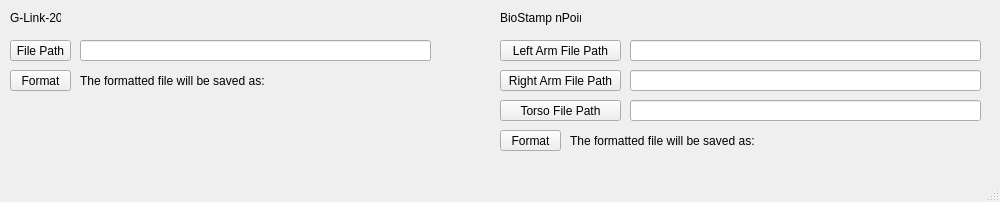
The window that mainwindow.ui (wilsjame/accel-sensor-format) describes before a commit, drawn with Qt 5.
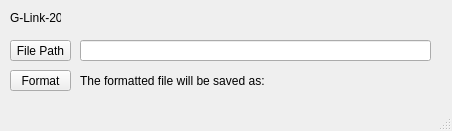
The same window after the commit.

Commit message: remove biostamp

What changed in the file:
```diff
--- a/mainwindow.ui
+++ b/mainwindow.ui
@@ -6,8 +6,8 @@
    <rect>
     <x>0</x>
     <y>0</y>
-    <width>1000</width>
-    <height>202</height>
+    <width>452</width>
+    <height>131</height>
    </rect>
   </property>
   <property name="windowTitle">
@@ -27,19 +27,6 @@
      <string>G-Link-200</string>
     </property>
    </widget>
-   <widget class="QLabel" name="label_npoint_title">
-    <property name="geometry">
-     <rect>
-      <x>500</x>
-      <y>10</y>
-      <width>81</width>
-      <height>16</height>
-     </rect>
-    </property>
-    <property name="text">
-     <string>BioStamp nPoint</string>
-    </property>
-   </widget>
    <widget class="QPushButton" name="pushButton_glink_file_path">
     <property name="geometry">
      <rect>
@@ -89,101 +76,6 @@
      <string>The formatted file will be saved as:</string>
     </property>
    </widget>
-   <widget class="QPushButton" name="pushButton_biostamp_right_arm_file_path">
-    <property name="geometry">
-     <rect>
-      <x>500</x>
-      <y>70</y>
-      <width>121</width>
-      <height>21</height>
-     </rect>
-    </property>
-    <property name="text">
-     <string>Right Arm File Path</string>
-    </property>
-   </widget>
-   <widget class="QPushButton" name="pushButton_biostamp_left_arm_file_path">
-    <property name="geometry">
-     <rect>
-      <x>500</x>
-      <y>40</y>
-      <width>121</width>
-      <height>21</height>
-     </rect>
-    </property>
-    <property name="text">
-     <string>Left Arm File Path</string>
-    </property>
-   </widget>
-   <widget class="QPushButton" name="pushButton_biostamp_torso_file_path">
-    <property name="geometry">
-     <rect>
-      <x>500</x>
-      <y>100</y>
-      <width>121</width>
-      <height>21</height>
-     </rect>
-    </property>
-    <property name="text">
-     <string>Torso File Path</string>
-    </property>
-   </widget>
-   <widget class="QLineEdit" name="lineEdit_biostamp_right_arm_file_path">
-    <property name="geometry">
-     <rect>
-      <x>630</x>
-      <y>70</y>
-      <width>351</width>
-      <height>21</height>
-     </rect>
-    </property>
-   </widget>
-   <widget class="QLineEdit" name="lineEdit_biostamp_left_arm_file_path">
-    <property name="geometry">
-     <rect>
-      <x>630</x>
-      <y>40</y>
-      <width>351</width>
-      <height>21</height>
-     </rect>
-    </property>
-   </widget>
-   <widget class="QLineEdit" name="lineEdit_biostamp_torso_file_path">
-    <property name="geometry">
-     <rect>
-      <x>630</x>
-      <y>100</y>
-      <width>351</width>
-      <height>21</height>
-     </rect>
-    </property>
-   </widget>
-   <widget class="QPushButton" name="pushButton_biostamp_format">
-    <property name="geometry">
-     <rect>
-      <x>500</x>
-      <y>130</y>
-      <width>61</width>
-      <height>21</height>
-     </rect>
-    </property>
-    <property name="text">
-     <string>Format</string>
-    </property>
-   </widget>
-   <widget class="QLabel" name="label_biostamp_format_file_path">
-    <property name="geometry">
-     <rect>
-      <x>570</x>
-      <y>130</y>
-      <width>411</width>
-      <height>21</height>
-     </rect>
-    </property>
-    <property name="text">
-     <string>The formatted file will be saved as:</string>
-    </property>
-   </widget>
   </widget>
   <widget class="QMenuBar" name="menubar">
    <property name="geometry">
```
Left out of the diff: 4 changed lines with no effect on the pictures. The commit also changes 2 other files.
